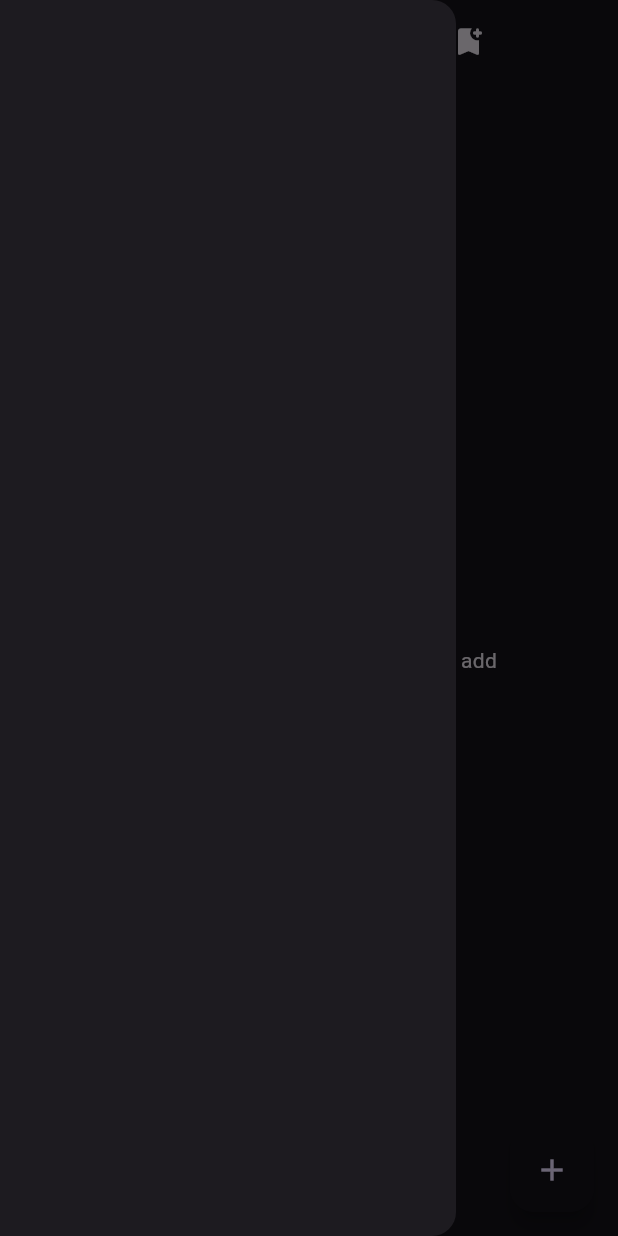
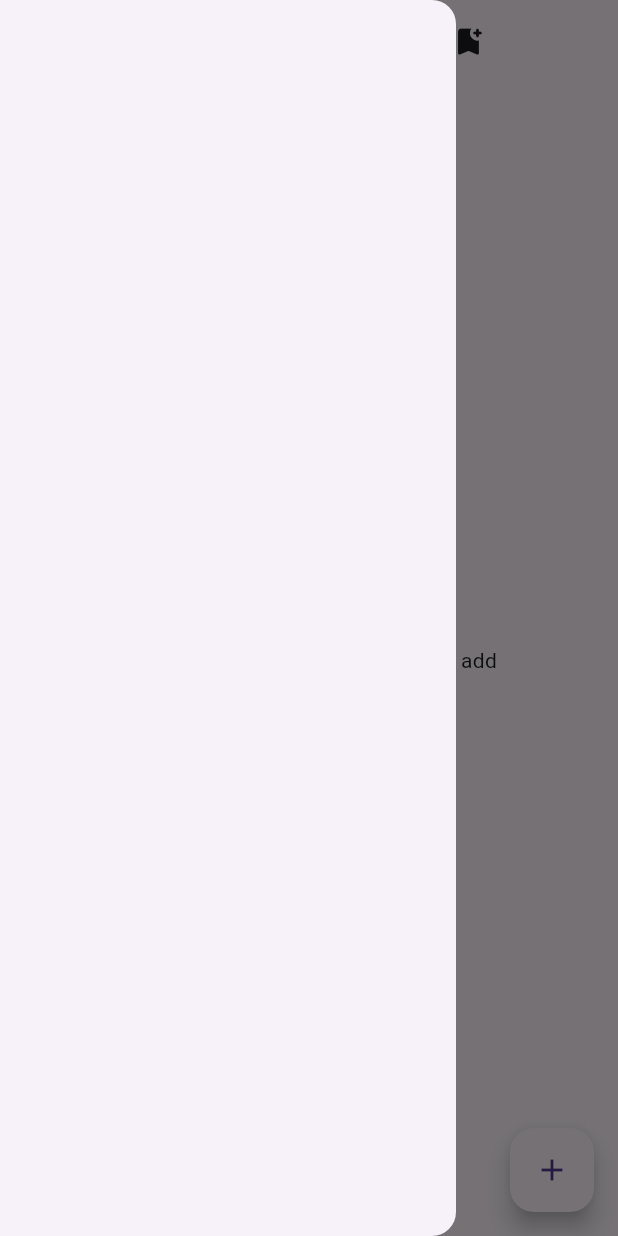
Before and after one commit to CovenantJunior/note_app, a Flutter app: the screen it shows after launch, with the side drawer open, on a phone screen of 412 x 824 dp. Run offline on Flutter 3.47's test engine with Material 3 defaults, Android fonts, the phone set to English and light mode, and no system bars; our stand-ins replace isar, share_plus; accounts and stored records are empty; generated files the repository leaves out were written again.

Commit message:
Adjust Title Display

```diff
--- a/lib/layouts/note_page.dart
+++ b/lib/layouts/note_page.dart
@@ -168,21 +168,21 @@ class _NotePageState extends State<NotePage> {
         title: const Row(
           mainAxisAlignment: MainAxisAlignment.spaceEvenly,
           children: [
-            Text("Notes"),
+            Text(
+              "Notes",
+              style: TextStyle(
+                fontFamily: "Quicksand",
+                fontWeight: FontWeight.bold,
+                fontSize: 30
+              ),
+            ),
             Icon(
               Icons.bookmark_add_rounded,
               // color: Colors.blueGrey,
             ),
           ],
         ),
-        titleTextStyle: const TextStyle(
-          fontFamily: "Quicksand",
-          // color: Colors.blueGrey,
-          fontWeight: FontWeight.bold,
-          fontSize: 30
-        ),
         centerTitle: true,
-        backgroundColor: Theme.of(context).colorScheme.background,
       ),
 
       drawer: const Drawer(),
--- a/lib/theme/theme_provider.dart
+++ b/lib/theme/theme_provider.dart
@@ -4,7 +4,7 @@ import 'package:note_app/theme/theme.dart';
 
 class ThemeProvider extends ChangeNotifier {
   // Initial Theme
-  ThemeData _themeData = darkMode;
+  ThemeData _themeData = lightMode;
 
   // Access theme from other parts of the code
   ThemeData get themeData => _themeData;
```
